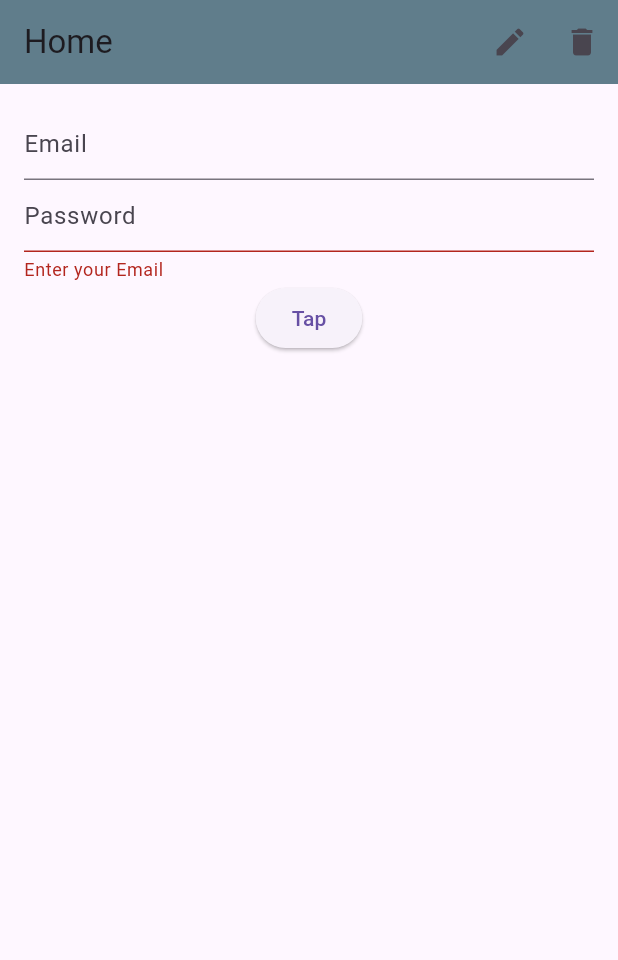
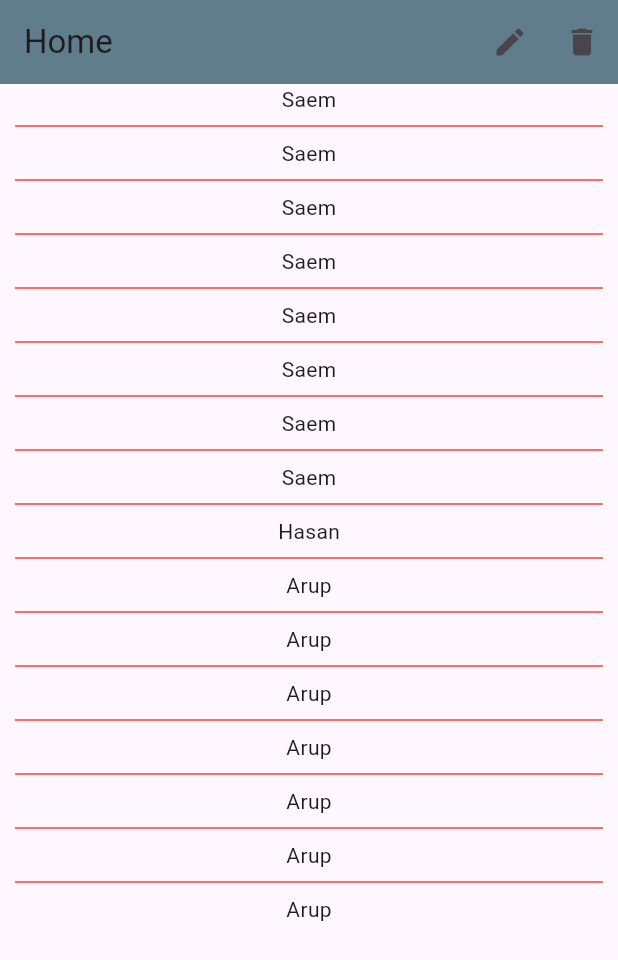
Before and after one commit to saem10/Flutter_2024, a Flutter app: the screen it shows after launch, on a phone screen of 412 x 824 dp. Shown: the top 960 px of the screen. Run offline on Flutter 3.47's test engine with Material 3 defaults, Android fonts, the phone set to English and light mode, and no system bars.

Commit message:
ListView.separated, Divider

```diff
--- a/lib/main.dart
+++ b/lib/main.dart
@@ -36,10 +36,7 @@ class Home extends StatelessWidget {
     'Arup',
     'Arup',
   ];
-  TextEditingController _emailController =TextEditingController();
-  TextEditingController _passwordController =TextEditingController();
 
-  GlobalKey<FormState> _formKey = GlobalKey<FormState>();
 
   @override
   Widget build(BuildContext context) {
@@ -53,55 +50,42 @@ class Home extends StatelessWidget {
           ],
           //leading: Icon(Icons.add),
         ),
+      body:
+      /*ListView.builder(
+        itemCount: friendlist.length,
+          itemBuilder: (BuildContext context, int index){
+        return Column(
+          children: [
+            Text(friendlist[index]),
+            Divider(
+              height: 12,
+              thickness: 2,
+              indent: 10,
+              endIndent: 10,
+            ),
+
+          ],
+        );
+      }),*/
+      ListView.separated(
+          itemCount: friendlist.length,
+          itemBuilder:(BuildContext context, int index){
+            return Column(
+              children: [
+                Text(friendlist[index]),
+              ],
+            );
+          },
+          separatorBuilder: (BuildContext context, int index){
+            return Divider(
+              color: Colors.red,
+              indent: 10,
+              endIndent: 10,
+            );
+          })
 
 
-      body:Padding(
-        padding: const EdgeInsets.all(16),
-        child: Form(
-           key: _formKey,
-          child: Column(
-            children: [
-              TextFormField(
-                controller: _emailController,
-                decoration: InputDecoration(
-                  hintText:'Email',
-                ),
-                validator: (String? value){
-                  if (value == null || value.isEmpty){
-                    return 'Enter your Email';
-                  }
-                  return null;
-                },
-              ),
-              TextFormField(
-                autovalidateMode: AutovalidateMode.always,
-                controller: _passwordController,
-                decoration: InputDecoration(
-                  hintText: 'Password'
-                ),
-               validator: (String? value) {
-                 if (value?.isEmpty ?? true) {
-                   return 'Enter your Email';
-                 }
-                 return null;
-               },
-              ),
-              ElevatedButton(
-                onPressed: () {
-                  /*String email = _emailController.text;
-                  String password = _passwordController.text;
-                  if (email.isNotEmpty && password.isNotEmpty) {
-                    print('Login succes');*/
-                 if (_formKey.currentState!.validate()){
-                   print('Login success');
-                 }
-                },
-                child: Text('Tap'),
-              ),
-            ],
-          ),
-        ),
-      ) ,
+
     );
   }
 }
```
